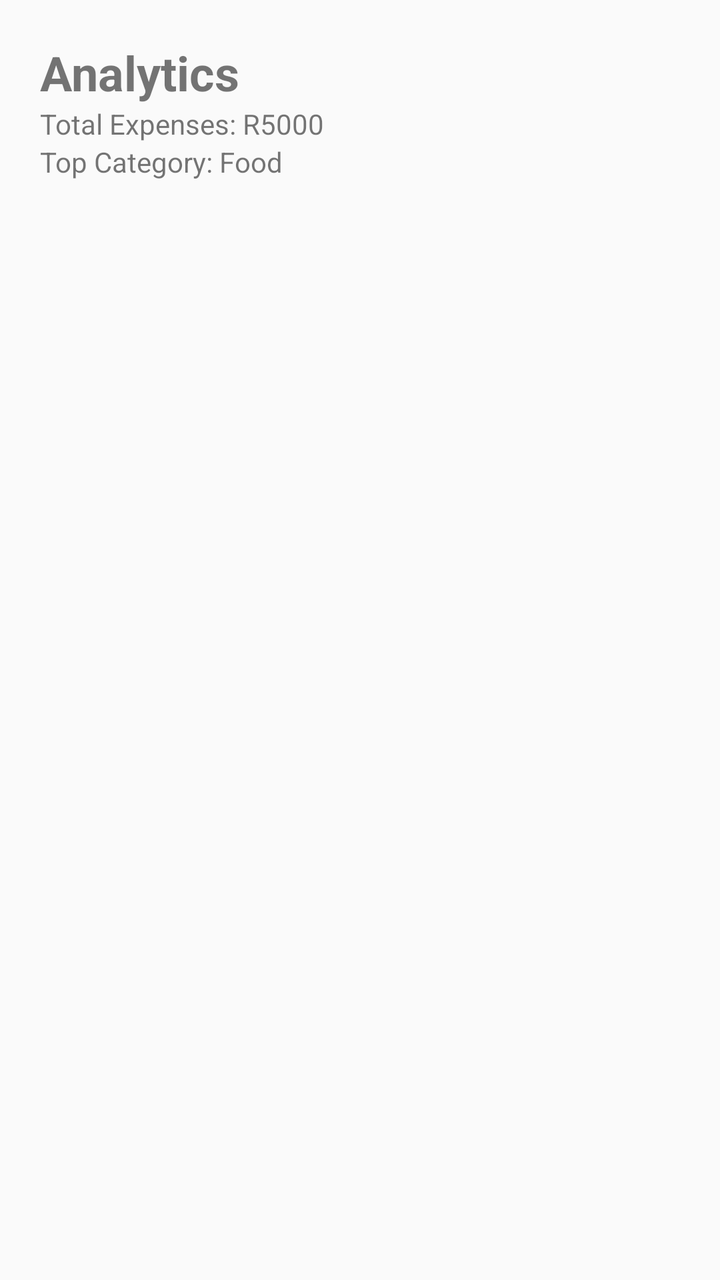
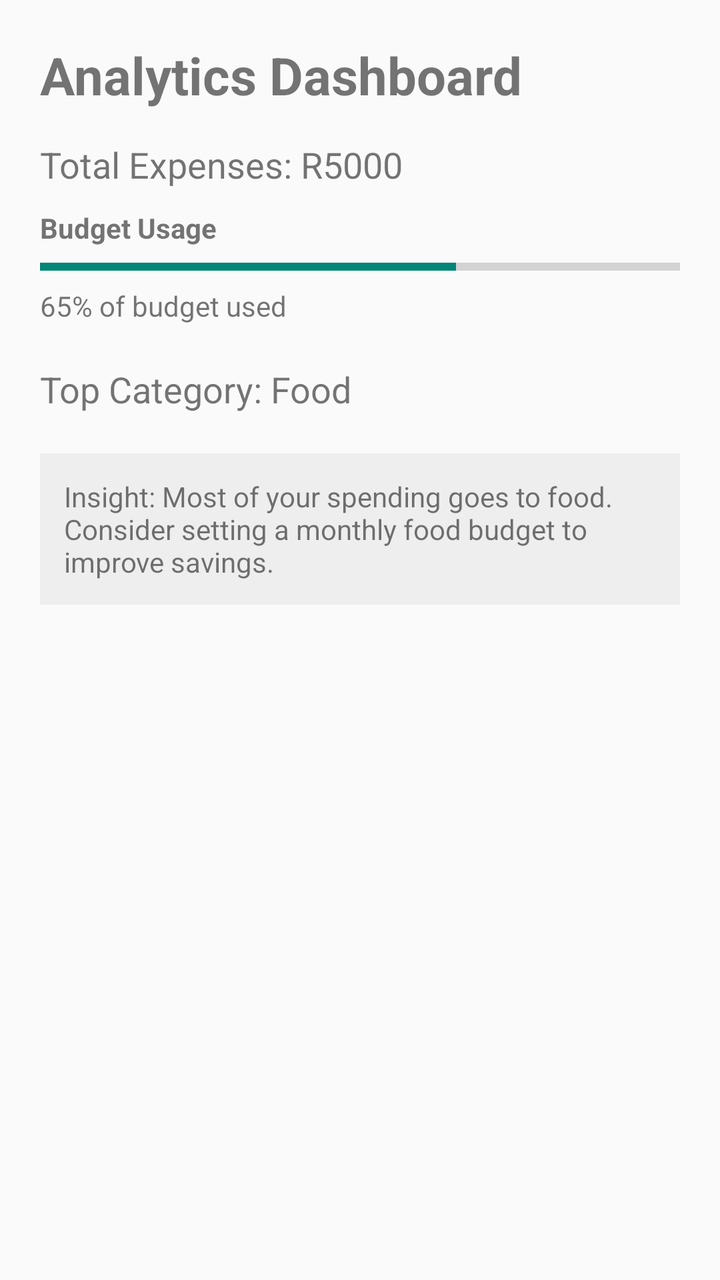

Screens rendered from an Android XML layout before and after an edit, with the pre-edit source and the edit as a unified diff.
<!-- AndroidManifest.xml: application theme Theme.Part2 -->
<!-- res/layout/activity_analytics.xml -->
<LinearLayout xmlns:android="http://schemas.android.com/apk/res/android"
    android:id="@+id/main"
    android:orientation="vertical"
    android:padding="20dp"
    android:layout_width="match_parent"
    android:layout_height="match_parent">

    <TextView
        android:text="Analytics"
        android:textSize="24sp"
        android:textStyle="bold"
        android:layout_width="wrap_content"
        android:layout_height="wrap_content"/>

    <TextView
        android:text="Total Expenses: R5000"
        android:layout_width="wrap_content"
        android:layout_height="wrap_content"/>

    <TextView
        android:text="Top Category: Food"
        android:layout_width="wrap_content"
        android:layout_height="wrap_content"/>
</LinearLayout>
<!-- resources referenced by this layout -->
<resources>
  <style name="Theme.Part2" parent="Theme.AppCompat.Light.NoActionBar" />
</resources>

<!-- the commit's change to res/layout/activity_analytics.xml (unified diff, before → after) -->
@@ -1,3 +1,4 @@
+<?xml version="1.0" encoding="utf-8"?>
 <LinearLayout xmlns:android="http://schemas.android.com/apk/res/android"
     android:id="@+id/main"
     android:orientation="vertical"
@@ -6,19 +7,59 @@
     android:layout_height="match_parent">
 
     <TextView
-        android:text="Analytics"
-        android:textSize="24sp"
+        android:id="@+id/txtTitle"
+        android:text="Analytics Dashboard"
+        android:textSize="26sp"
         android:textStyle="bold"
         android:layout_width="wrap_content"
         android:layout_height="wrap_content"/>
 
+    
     <TextView
+        android:id="@+id/txtTotalExpenses"
         android:text="Total Expenses: R5000"
+        android:textSize="18sp"
+        android:layout_marginTop="15dp"
         android:layout_width="wrap_content"
         android:layout_height="wrap_content"/>
 
+    
     <TextView
+        android:layout_width="wrap_content"
+        android:layout_height="wrap_content"
+        android:text="Budget Usage"
+        android:textStyle="bold"
+        android:layout_marginTop="10dp"/>
+
+    <ProgressBar
+        android:layout_width="match_parent"
+        android:layout_height="20dp"
+        android:progress="65"
+        android:max="100"
+        style="?android:attr/progressBarStyleHorizontal"/>
+
+    <TextView
+        android:layout_width="wrap_content"
+        android:layout_height="wrap_content"
+        android:text="65% of budget used"
+        android:layout_marginBottom="10dp"/>
+
+    
+    <TextView
+        android:id="@+id/txtTopCategory"
         android:text="Top Category: Food"
+        android:textSize="18sp"
+        android:layout_marginTop="10dp"
         android:layout_width="wrap_content"
         android:layout_height="wrap_content"/>
+
+    
+    <TextView
+        android:layout_width="match_parent"
+        android:layout_height="wrap_content"
+        android:text="Insight: Most of your spending goes to food. Consider setting a monthly food budget to improve savings."
+        android:padding="12dp"
+        android:layout_marginTop="20dp"
+        android:background="#EEEEEE"/>
+
 </LinearLayout>
